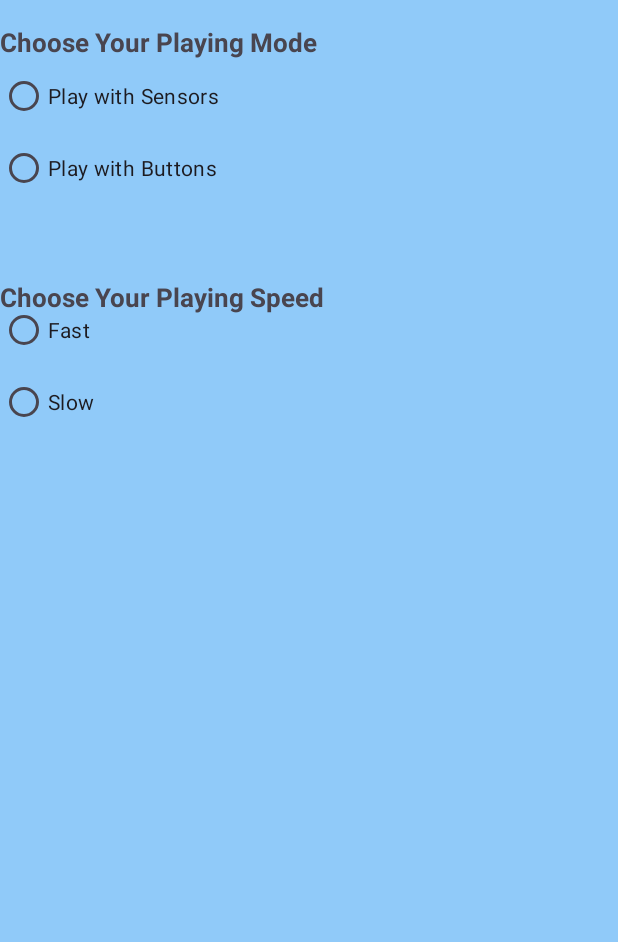
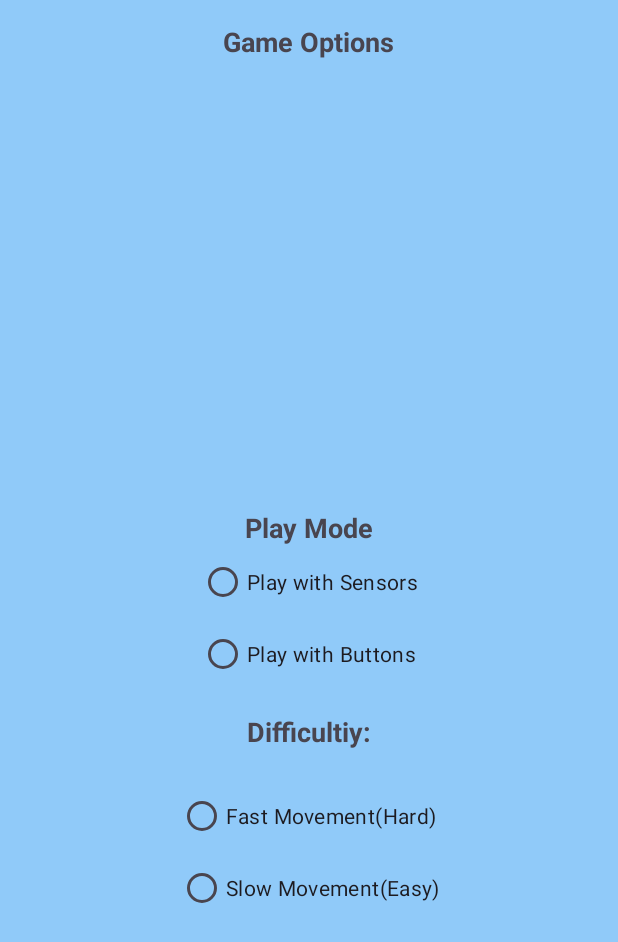
Before and after one commit to Novanard/Three-Lane-Road, an Android app: the GameOptions screen opened directly, with no data from a screen before it, on a phone screen of 412 x 824 dp. Shown: the top 942 px of the screen. Run offline under Robolectric (Android 15) with nearby library versions, the phone set to English and light mode, and no system bars.

Commit message:
Initial Sensor Setup

```diff
--- a/app/src/main/AndroidManifest.xml
+++ b/app/src/main/AndroidManifest.xml
@@ -26,6 +26,7 @@
                 <category android:name="android.intent.category.LAUNCHER" />
             </intent-filter>
         </activity>
+
     </application>
 
 </manifest>
--- a/app/src/main/res/layout/activity_game_options.xml
+++ b/app/src/main/res/layout/activity_game_options.xml
@@ -9,60 +9,69 @@
     android:background="@color/bg_color"
     >
     <TextView
-        android:id="@+id/controlGroupText"
-        android:layout_width="match_parent"
+        android:layout_width="wrap_content"
         android:layout_height="wrap_content"
-        android:text="Choose Your Playing Mode"
+        android:text="@string/game_options"
         android:textStyle="bold"
-        android:textSize="17sp"
-        android:layout_marginTop="16dp"/>
+        android:layout_centerInParent="true"
+        android:layout_alignParentTop="true"
+        android:layout_marginTop="@dimen/text_margin"
+        android:textSize="@dimen/text_title_size"/>
+    <TextView
+        android:layout_width="wrap_content"
+        android:layout_height="wrap_content"
+        android:text="@string/play_mode"
+        android:textStyle="bold"
+        android:layout_centerInParent="true"
+        android:layout_above="@id/controlGroup"
+        android:textSize="@dimen/text_title_size"/>
     <RadioGroup
         android:id="@+id/controlGroup"
         android:layout_width="wrap_content"
         android:layout_height="wrap_content"
-        android:layout_below="@id/controlGroupText">
+        android:layout_centerInParent="true">
 
         <RadioButton
             android:id="@+id/radioSensors"
             android:layout_width="wrap_content"
             android:layout_height="wrap_content"
-            android:text="Play with Sensors" />
+            android:text="@string/play_with_sensors" />
 
         <RadioButton
             android:id="@+id/radioButtons"
             android:layout_width="wrap_content"
             android:layout_height="wrap_content"
-            android:text="Play with Buttons" />
+            android:text="@string/play_with_buttons" />
     </RadioGroup>
-    <TextView
-        android:id="@+id/speedGroupText"
-        android:layout_width="match_parent"
-        android:layout_height="wrap_content"
-        android:text="Choose Your Playing Speed"
-        android:textStyle="bold"
-        android:textSize="17sp"
-        android:layout_marginTop="50dp"
-        android:layout_below="@id/controlGroup"/>
+<TextView
+    android:layout_width="wrap_content"
+    android:layout_height="wrap_content"
+    android:layout_below="@id/controlGroup"
+    android:text="@string/difficultiy"
+    android:textStyle="bold"
+    android:layout_centerInParent="true"
+    android:layout_marginTop="@dimen/text_margin"
+    android:textSize="@dimen/text_title_size" />
     <RadioGroup
-        android:layout_marginTop="60dp"
         android:id="@+id/speedGroup"
         android:layout_width="wrap_content"
         android:layout_height="wrap_content"
         android:layout_below="@id/controlGroup"
+        android:layout_centerInParent="true"
         >
-
         <RadioButton
             android:id="@+id/radioFast"
+            android:layout_marginTop="60dp"
             android:layout_width="wrap_content"
             android:layout_height="wrap_content"
-            android:text="Fast"
+            android:text="@string/fast_movement_hard"
             />
 
         <RadioButton
             android:id="@+id/radioSlow"
             android:layout_width="wrap_content"
             android:layout_height="wrap_content"
-            android:text="Slow" />
+            android:text="@string/slow_movement_easy" />
     </RadioGroup>
 
 </RelativeLayout>
--- a/app/src/main/res/values/dimens.xml
+++ b/app/src/main/res/values/dimens.xml
@@ -7,5 +7,7 @@
     <dimen name="obs_height">72dp</dimen>
     <dimen name="obs_width">60dp</dimen>
     <dimen name="obs_margin">10dp</dimen>
+    <dimen name="text_title_size">18sp</dimen>
+    <dimen name="text_margin">15dp</dimen>
 
 </resources>
--- a/app/src/main/res/values/strings.xml
+++ b/app/src/main/res/values/strings.xml
@@ -1,3 +1,10 @@
 <resources>
     <string name="app_name">Three-Lane-Road</string>
+    <string name="slow_movement_easy">Slow Movement(Easy)</string>
+    <string name="fast_movement_hard">Fast Movement(Hard)</string>
+    <string name="difficultiy">Difficultiy:</string>
+    <string name="play_with_buttons">Play with Buttons</string>
+    <string name="play_with_sensors">Play with Sensors</string>
+    <string name="play_mode">Play Mode</string>
+    <string name="game_options">Game Options</string>
 </resources>
```
Also changed, not shown: app/src/main/java/com/example/three_lane_road/MainActivity.kt (+19 -8 lines), app/src/main/java/interfaces/TiltCallback.kt (added, +7 -0 lines), app/src/main/java/logic/GameController.kt (+70 -43 lines), app/src/main/java/utilities/TiltDetector.kt (added, +62 -0 lines).
